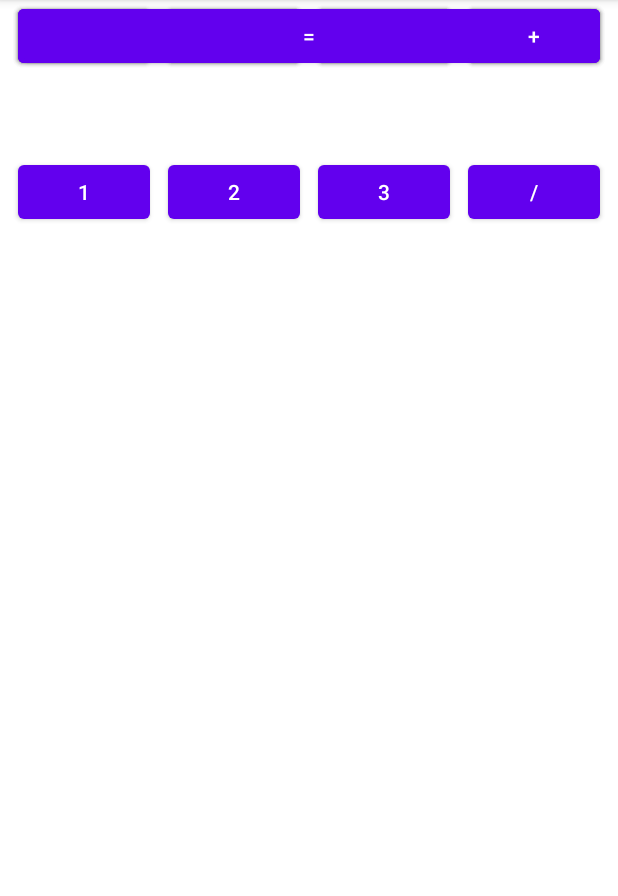
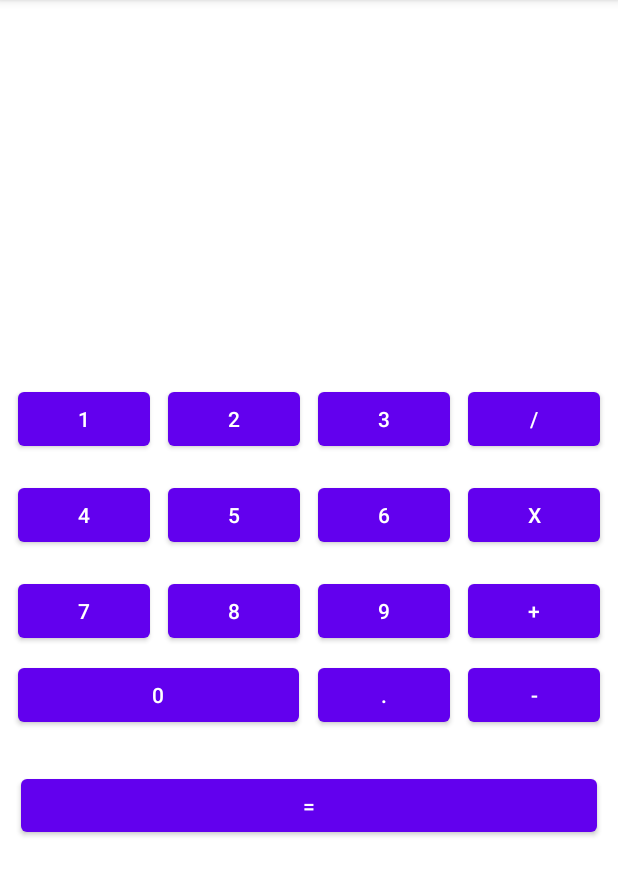
Before and after one commit to DenZar112/Lesson-3, an Android app: the screen it shows after launch (MainActivity), on a phone screen of 412 x 824 dp, the part 84-980 px from its top. Run offline under Robolectric (Android 15) with nearby library versions, the phone set to English and light mode, and no system bars.

Commit message:
Calculator_homework_all buttons_v.2

```diff
--- a/app/src/main/res/layout/activity_main_constraint.xml
+++ b/app/src/main/res/layout/activity_main_constraint.xml
@@ -9,7 +9,10 @@
         android:id="@+id/button23"
         android:layout_width="wrap_content"
         android:layout_height="wrap_content"
+        android:layout_marginStart="8dp"
         android:layout_marginTop="255dp"
+        android:layout_marginEnd="4dp"
+        android:layout_marginBottom="8dp"
         android:text="@string/_1"
         app:layout_constraintBottom_toTopOf="@+id/button26"
         app:layout_constraintEnd_toStartOf="@+id/button24"
@@ -21,6 +24,8 @@
         android:id="@+id/button24"
         android:layout_width="wrap_content"
         android:layout_height="wrap_content"
+        android:layout_marginStart="4dp"
+        android:layout_marginEnd="4dp"
         android:text="@string/_2"
         app:layout_constraintBottom_toBottomOf="@+id/button23"
         app:layout_constraintEnd_toStartOf="@+id/button25"
@@ -32,6 +37,8 @@
         android:id="@+id/button25"
         android:layout_width="wrap_content"
         android:layout_height="wrap_content"
+        android:layout_marginStart="4dp"
+        android:layout_marginEnd="4dp"
         android:text="@string/_3"
         app:layout_constraintBottom_toBottomOf="@+id/button24"
         app:layout_constraintEnd_toStartOf="@+id/button34"
@@ -43,16 +50,23 @@
         android:id="@+id/button29"
         android:layout_width="wrap_content"
         android:layout_height="wrap_content"
+        android:layout_marginStart="8dp"
+        android:layout_marginTop="8dp"
+        android:layout_marginEnd="4dp"
+        android:layout_marginBottom="8dp"
         android:text="@string/_7"
+        app:layout_constraintBottom_toTopOf="@+id/button32"
         app:layout_constraintEnd_toStartOf="@+id/button30"
         app:layout_constraintHorizontal_bias="0.5"
         app:layout_constraintStart_toStartOf="parent"
-        tools:layout_editor_absoluteY="377dp" />
+        app:layout_constraintTop_toBottomOf="@+id/button26" />
 
     <Button
         android:id="@+id/button30"
         android:layout_width="wrap_content"
         android:layout_height="wrap_content"
+        android:layout_marginStart="4dp"
+        android:layout_marginEnd="4dp"
         android:text="@string/_8"
         app:layout_constraintBottom_toBottomOf="@+id/button29"
         app:layout_constraintEnd_toStartOf="@+id/button31"
@@ -64,6 +78,8 @@
         android:id="@+id/button31"
         android:layout_width="wrap_content"
         android:layout_height="wrap_content"
+        android:layout_marginStart="4dp"
+        android:layout_marginEnd="4dp"
         android:text="@string/_9"
         app:layout_constraintBottom_toBottomOf="@+id/button30"
         app:layout_constraintEnd_toStartOf="@+id/button39"
@@ -73,18 +89,23 @@
 
     <Button
         android:id="@+id/button32"
-        android:layout_width="188dp"
+        android:layout_width="187dp"
         android:layout_height="wrap_content"
+        android:layout_marginStart="8dp"
+        android:layout_marginTop="8dp"
+        android:layout_marginEnd="4dp"
         android:text="@string/_0"
         app:layout_constraintEnd_toStartOf="@+id/button33"
         app:layout_constraintHorizontal_bias="0.5"
         app:layout_constraintStart_toStartOf="parent"
-        tools:layout_editor_absoluteY="430dp" />
+        app:layout_constraintTop_toBottomOf="@+id/button29" />
 
     <Button
         android:id="@+id/button33"
         android:layout_width="wrap_content"
         android:layout_height="wrap_content"
+        android:layout_marginStart="4dp"
+        android:layout_marginEnd="4dp"
         android:text="@string/dot"
         app:layout_constraintBottom_toBottomOf="@+id/button32"
         app:layout_constraintEnd_toStartOf="@+id/button37"
@@ -96,6 +117,8 @@
         android:id="@+id/button34"
         android:layout_width="wrap_content"
         android:layout_height="wrap_content"
+        android:layout_marginStart="4dp"
+        android:layout_marginEnd="8dp"
         android:text="@string/division"
         app:layout_constraintBottom_toBottomOf="@+id/button25"
         app:layout_constraintEnd_toEndOf="parent"
@@ -107,6 +130,8 @@
         android:id="@+id/button35"
         android:layout_width="wrap_content"
         android:layout_height="wrap_content"
+        android:layout_marginStart="4dp"
+        android:layout_marginEnd="8dp"
         android:text="@string/multiplication"
         app:layout_constraintBottom_toBottomOf="@+id/button28"
         app:layout_constraintEnd_toEndOf="parent"
@@ -118,16 +143,23 @@
         android:id="@+id/button26"
         android:layout_width="wrap_content"
         android:layout_height="wrap_content"
+        android:layout_marginStart="8dp"
+        android:layout_marginTop="8dp"
+        android:layout_marginEnd="4dp"
+        android:layout_marginBottom="8dp"
         android:text="@string/_4"
+        app:layout_constraintBottom_toTopOf="@+id/button29"
         app:layout_constraintEnd_toStartOf="@+id/button27"
         app:layout_constraintHorizontal_bias="0.5"
         app:layout_constraintStart_toStartOf="parent"
-        tools:layout_editor_absoluteY="320dp" />
+        app:layout_constraintTop_toBottomOf="@+id/button23" />
 
     <Button
         android:id="@+id/button27"
         android:layout_width="wrap_content"
         android:layout_height="wrap_content"
+        android:layout_marginStart="4dp"
+        android:layout_marginEnd="4dp"
         android:text="@string/_5"
         app:layout_constraintBottom_toBottomOf="@+id/button26"
         app:layout_constraintEnd_toStartOf="@+id/button28"
@@ -139,6 +171,8 @@
         android:id="@+id/button28"
         android:layout_width="wrap_content"
         android:layout_height="wrap_content"
+        android:layout_marginStart="4dp"
+        android:layout_marginEnd="4dp"
         android:text="@string/_6"
         app:layout_constraintBottom_toBottomOf="@+id/button27"
         app:layout_constraintEnd_toStartOf="@+id/button35"
@@ -150,6 +184,8 @@
         android:id="@+id/button37"
         android:layout_width="wrap_content"
         android:layout_height="wrap_content"
+        android:layout_marginStart="4dp"
+        android:layout_marginEnd="8dp"
         android:text="@string/subtraction"
         app:layout_constraintBottom_toBottomOf="@+id/button33"
         app:layout_constraintEnd_toEndOf="parent"
@@ -159,19 +195,24 @@
 
     <Button
         android:id="@+id/button38"
-        android:layout_width="match_parent"
-        android:layout_height="wrap_content"
-        android:layout_marginStart="16dp"
-        android:layout_marginEnd="16dp"
+        android:layout_width="384dp"
+        android:layout_height="47dp"
+        android:layout_marginStart="8dp"
+        android:layout_marginTop="8dp"
+        android:layout_marginEnd="8dp"
+        android:layout_marginBottom="189dp"
         android:text="@string/equally"
+        app:layout_constraintBottom_toBottomOf="parent"
         app:layout_constraintEnd_toEndOf="parent"
         app:layout_constraintStart_toStartOf="parent"
-        tools:layout_editor_absoluteY="478dp" />
+        app:layout_constraintTop_toBottomOf="@+id/button32" />
 
     <Button
         android:id="@+id/button39"
         android:layout_width="wrap_content"
         android:layout_height="wrap_content"
+        android:layout_marginStart="4dp"
+        android:layout_marginEnd="8dp"
         android:text="@string/aplication"
         app:layout_constraintBottom_toBottomOf="@+id/button31"
         app:layout_constraintEnd_toEndOf="parent"
```
